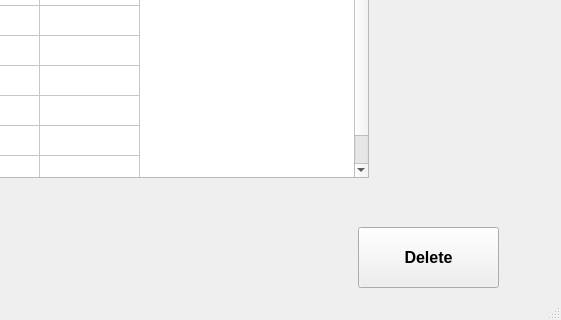
Before: the Qt Designer form UI/rm_delete.ui in nilay1221/Inventory_Management, drawn with Qt 5; both pictures show x 342 to 903 and y 333 to 653 of the 903 by 653 pixel window.
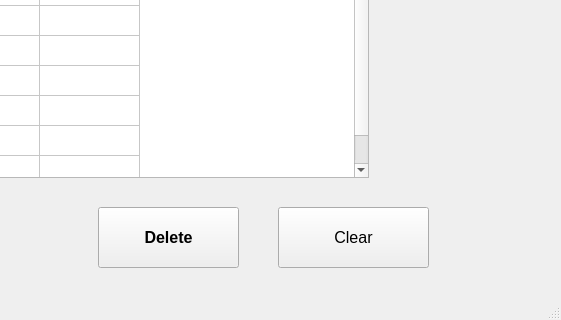
After: the same form once the commit is applied.

Commit message: clear button added in ui files

The edit to the form file:
```diff
--- a/UI/rm_delete.ui
+++ b/UI/rm_delete.ui
@@ -50,8 +50,8 @@
    <widget class="QPushButton" name="rm_delete_confirm">
     <property name="geometry">
      <rect>
-      <x>700</x>
-      <y>560</y>
+      <x>440</x>
+      <y>540</y>
       <width>141</width>
       <height>61</height>
      </rect>
@@ -369,6 +369,24 @@
      <string>Back</string>
     </property>
    </widget>
+   <widget class="QPushButton" name="rm_delete_clear">
+    <property name="geometry">
+     <rect>
+      <x>620</x>
+      <y>540</y>
+      <width>151</width>
+      <height>61</height>
+     </rect>
+    </property>
+    <property name="font">
+     <font>
+      <pointsize>12</pointsize>
+     </font>
+    </property>
+    <property name="text">
+     <string>Clear</string>
+    </property>
+   </widget>
   </widget>
   <widget class="QStatusBar" name="statusbar"/>
  </widget>
```
The commit also changes 21 other files.
